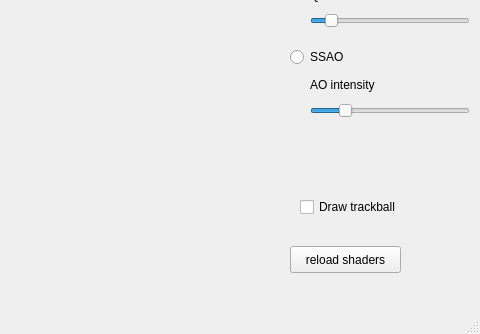
This is samples/rendering/mainwindow.ui in diegomazala/tucano as Qt 5 draws it before an edit; both pictures show x 350 to 830 and y 151 to 485 of the 830 by 485 pixel window. The edited form follows.
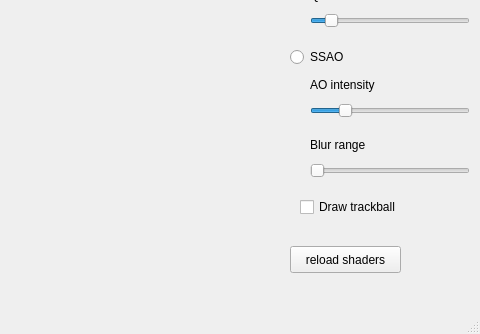
This is the edited form. Custom widgets are drawn as their Qt base class.

Commit message: separated SSAO methods and prepared for offscreen rendering for snapshots for example

```diff
--- a/samples/rendering/mainwindow.ui
+++ b/samples/rendering/mainwindow.ui
@@ -168,6 +168,41 @@
      <string>Draw trackball</string>
     </property>
    </widget>
+   <widget class="QSlider" name="slider_ssao_blur">
+    <property name="geometry">
+     <rect>
+      <x>660</x>
+      <y>290</y>
+      <width>160</width>
+      <height>29</height>
+     </rect>
+    </property>
+    <property name="minimum">
+     <number>1</number>
+    </property>
+    <property name="maximum">
+     <number>15</number>
+    </property>
+    <property name="value">
+     <number>1</number>
+    </property>
+    <property name="orientation">
+     <enum>Qt::Horizontal</enum>
+    </property>
+   </widget>
+   <widget class="QLabel" name="label_3">
+    <property name="geometry">
+     <rect>
+      <x>660</x>
+      <y>270</y>
+      <width>91</width>
+      <height>17</height>
+     </rect>
+    </property>
+    <property name="text">
+     <string>Blur range</string>
+    </property>
+   </widget>
   </widget>
   <widget class="QMenuBar" name="menuBar">
    <property name="geometry">
```
The commit also changes 7 other files.
